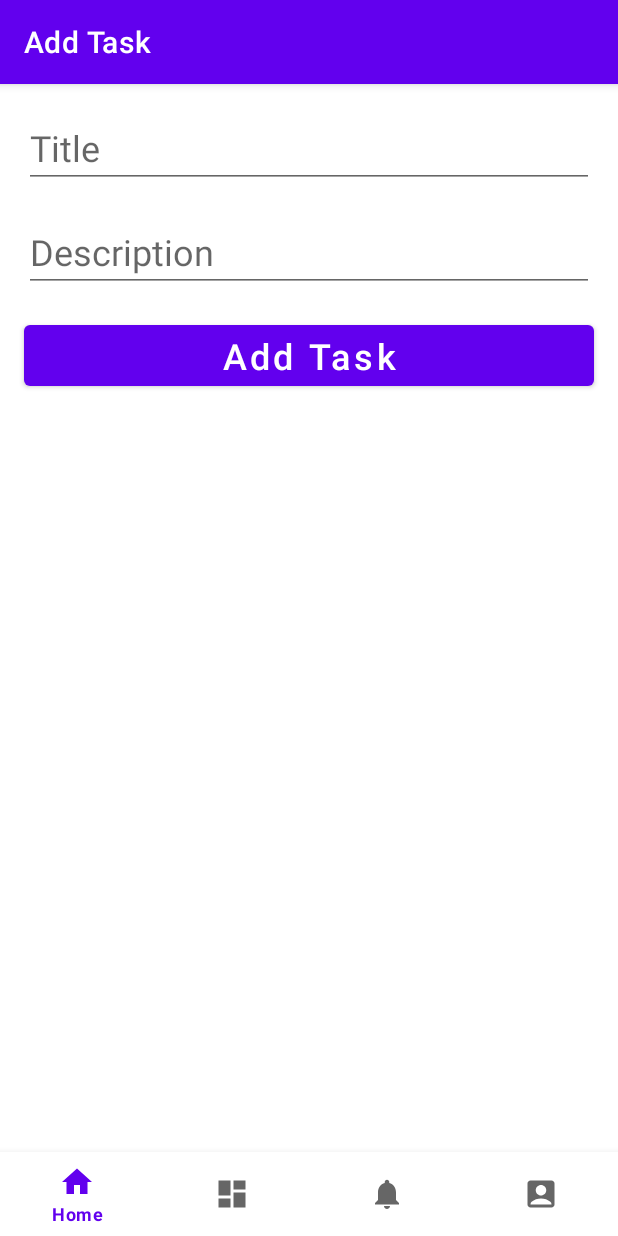
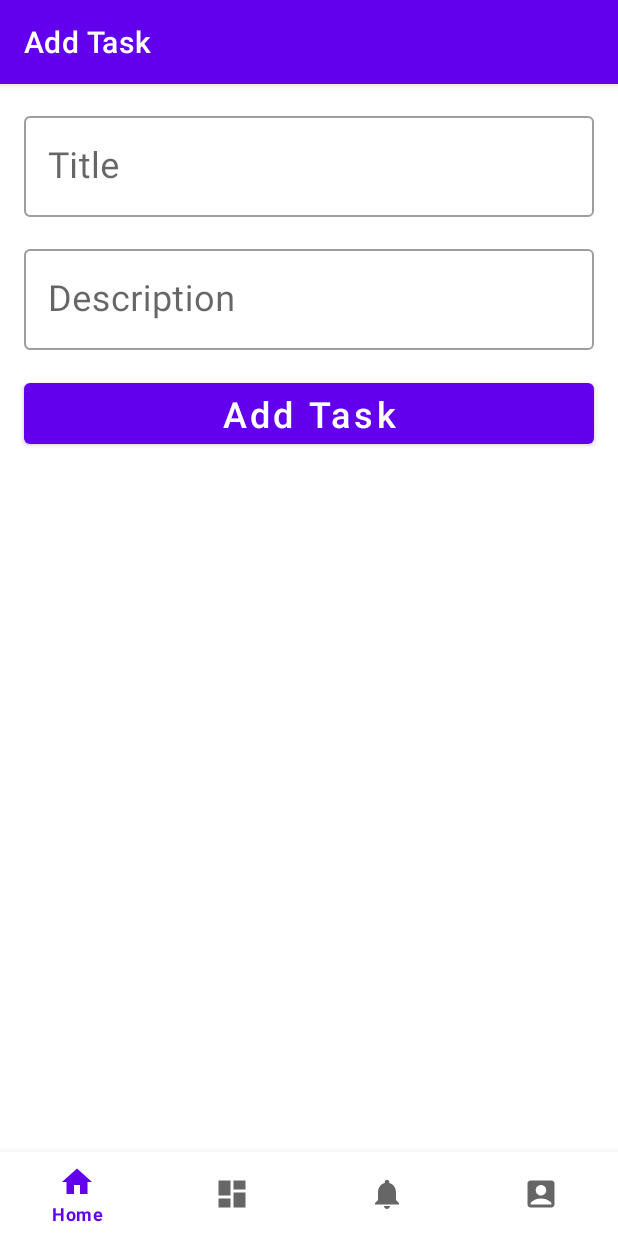
Before and after one commit to 888Andrey888/TaskManager_hw, an Android app: the HomeFragment screen opened directly, with no data from a screen before it, after a tap on an icon or button, on a phone screen of 412 x 824 dp. Run offline under Robolectric (Android 15) with nearby library versions, the phone set to English and light mode, and no system bars; our stand-ins replace Room's generated code, navigation-ui.

Commit message:
fulfilled hw4_5

```diff
--- a/app/build.gradle
+++ b/app/build.gradle
@@ -60,8 +60,6 @@ dependencies {
     implementation 'com.github.bumptech.glide:glide:4.15.1'
 
     //Android image cropper
-    //api 'com.theartofdev.edmodo:android-image-cropper:2.8.0'
-    //implementation("com.vanniktech:android-image-cropper:4.5.0")
     implementation 'com.github.dhaval2404:imagepicker:2.1'
     implementation "androidx.activity:activity-ktx:1.7.2"
     implementation "androidx.fragment:fragment-ktx:1.6.1"
--- a/app/src/main/java/com/example/taskmanager/data/local/Pref.kt
+++ b/app/src/main/java/com/example/taskmanager/data/local/Pref.kt
@@ -4,6 +4,7 @@ import android.content.Context
 import android.content.Context.MODE_PRIVATE
 
 class Pref(private val context: Context) {
+
     private val pref = context.getSharedPreferences(PREF_NAME, MODE_PRIVATE)
     fun isOnBoardingShowed(): Boolean {
         return pref.getBoolean(SHOWED_KEY, false)
@@ -17,11 +18,11 @@ class Pref(private val context: Context) {
         return pref.getString(PREF_IMG, "")
     }
 
-    fun setImage(url: String){
+    fun setImage(url: String) {
         pref.edit().putString(PREF_IMG, url).apply()
     }
 
-    fun setName(name: String){
+    fun setName(name: String) {
         pref.edit().putString(PREF_NAME, name).apply()
     }
 
--- a/app/src/main/java/com/example/taskmanager/model/OnBoarding.kt
+++ b/app/src/main/java/com/example/taskmanager/model/OnBoarding.kt
@@ -1,6 +1,4 @@
 package com.example.taskmanager.model
-
-import android.icu.text.CaseMap.Title
 
 data class OnBoarding(
     val title: String? = null,
--- a/app/src/main/java/com/example/taskmanager/ui/home/HomeFragment.kt
+++ b/app/src/main/java/com/example/taskmanager/ui/home/HomeFragment.kt
@@ -1,12 +1,11 @@
 package com.example.taskmanager.ui.home
 
 import android.app.AlertDialog
-import android.content.DialogInterface
 import android.os.Bundle
 import android.view.LayoutInflater
 import android.view.View
 import android.view.ViewGroup
-import android.widget.Toast
+import androidx.core.os.bundleOf
 import androidx.fragment.app.Fragment
 import androidx.navigation.fragment.findNavController
 import com.example.taskmanager.App
@@ -16,9 +15,10 @@ import com.example.taskmanager.model.Task
 import com.example.taskmanager.ui.task.TaskAdapter
 
 class HomeFragment : Fragment() {
+
     private var _binding: FragmentHomeBinding? = null
     private val binding get() = _binding!!
-    private val adapter = TaskAdapter(this::onClickItem)
+    private val adapter = TaskAdapter(this::onLongClickItem, this::onClickItem)
 
     override fun onCreateView(
         inflater: LayoutInflater,
@@ -31,30 +31,49 @@ class HomeFragment : Fragment() {
 
     override fun onViewCreated(view: View, savedInstanceState: Bundle?) {
         super.onViewCreated(view, savedInstanceState)
-        binding.recyclerView.adapter = adapter
-        val tasks = App.db.taskDao().getAll()
-        adapter.addTasks(tasks)
+        initRecyclerView()
+        initListeners()
+    }
+
+    private fun initListeners() {
         binding.fab.setOnClickListener {
             findNavController().navigate(R.id.taskFragment)
         }
     }
 
+    private fun initRecyclerView() {
+        binding.recyclerView.adapter = adapter
+        setData()
+    }
+
+    private fun onLongClickItem(task: Task) {
+        showAlertDialog(task)
+    }
+
     private fun onClickItem(task: Task) {
-        showAlertDialog(task)
+        findNavController().navigate(R.id.taskFragment, bundleOf(TASK_KEY to task))
     }
 
     private fun showAlertDialog(task: Task) {
         val alertDialog = AlertDialog.Builder(requireContext())
-        alertDialog.setTitle("Delete").setMessage("Delete this task?").setCancelable(true)
-            .setPositiveButton("Yes") { dialog, which ->
+        alertDialog.setTitle(getString(R.string.delete)).setMessage(getString(R.string.delete_message)).setCancelable(true)
+            .setPositiveButton(getString(R.string.yes)) { _, _ ->
                 App.db.taskDao().delete(task)
-                val tasks = App.db.taskDao().getAll()
-                adapter.addTasks(tasks)
-            }.setNegativeButton("No") { dialog, which -> }.show()
+                setData()
+            }.setNegativeButton(getString(R.string.no)) { _, _ -> }.show()
+    }
+
+    private fun setData() {
+        val tasks = App.db.taskDao().getAll()
+        adapter.addTasks(tasks)
     }
 
     override fun onDestroyView() {
         super.onDestroyView()
         _binding = null
     }
+
+    companion object{
+        const val TASK_KEY = "task.key"
+    }
 }
--- a/app/src/main/java/com/example/taskmanager/ui/onboarding/OnBoardingFragment.kt
+++ b/app/src/main/java/com/example/taskmanager/ui/onboarding/OnBoardingFragment.kt
@@ -12,6 +12,7 @@ import com.example.taskmanager.databinding.FragmentOnBoardingBinding
 import com.example.taskmanager.ui.onboarding.adapter.OnBoardingAdapter
 
 class OnBoardingFragment : Fragment() {
+
     private lateinit var binding: FragmentOnBoardingBinding
     private val adapter = OnBoardingAdapter(this::onClick)
     private val pref: Pref by lazy {
@@ -32,7 +33,7 @@ class OnBoardingFragment : Fragment() {
         binding.indicator.setViewPager(binding.viewpager)
     }
 
-    private fun onClick(){
+    private fun onClick() {
         pref.onBoardingShowed()
         findNavController().navigateUp()
     }
--- a/app/src/main/java/com/example/taskmanager/ui/task/TaskAdapter.kt
+++ b/app/src/main/java/com/example/taskmanager/ui/task/TaskAdapter.kt
@@ -7,10 +7,14 @@ import androidx.recyclerview.widget.RecyclerView.ViewHolder
 import com.example.taskmanager.databinding.ItemTaskBinding
 import com.example.taskmanager.model.Task
 
-class TaskAdapter (val onLongClickItem: (task: Task) -> Unit) : RecyclerView.Adapter<TaskAdapter.TaskViewHolder>() {
+class TaskAdapter(
+    val onLongClickItem: (task: Task) -> Unit,
+    val onClickItem: (task: Task) -> Unit
+) : RecyclerView.Adapter<TaskAdapter.TaskViewHolder>() {
+
     private val list = arrayListOf<Task>()
 
-    fun addTasks(tasks: List<Task>){
+    fun addTasks(tasks: List<Task>) {
         list.clear()
         list.addAll(tasks)
         notifyDataSetChanged()
@@ -33,13 +37,16 @@ class TaskAdapter (val onLongClickItem: (task: Task) -> Unit) : RecyclerView.Ada
     }
 
     inner class TaskViewHolder(private val binding: ItemTaskBinding) : ViewHolder(binding.root) {
-        fun bind(task: Task) = with(binding){
+        fun bind(task: Task) = with(binding) {
             tvTitle.text = task.title
             tvDesc.text = task.descriptor
             itemView.setOnLongClickListener {
                 onLongClickItem(task)
                 true
             }
+            itemView.setOnClickListener {
+                onClickItem(task)
+            }
         }
     }
 
--- a/app/src/main/java/com/example/taskmanager/ui/task/TaskFragment.kt
+++ b/app/src/main/java/com/example/taskmanager/ui/task/TaskFragment.kt
@@ -9,11 +9,15 @@ import androidx.core.os.bundleOf
 import androidx.fragment.app.setFragmentResult
 import androidx.navigation.fragment.findNavController
 import com.example.taskmanager.App
+import com.example.taskmanager.R
 import com.example.taskmanager.databinding.FragmentTaskBinding
 import com.example.taskmanager.model.Task
+import com.example.taskmanager.ui.home.HomeFragment.Companion.TASK_KEY
 
 class TaskFragment : Fragment() {
+
     private lateinit var binding: FragmentTaskBinding
+    private var task: Task? = null
 
     override fun onCreateView(
         inflater: LayoutInflater, container: ViewGroup?,
@@ -23,20 +27,37 @@ class TaskFragment : Fragment() {
         return binding.root
     }
 
-    override fun onViewCreated(view: View, savedInstanceState: Bundle?) {
+    override fun onViewCreated(view: View, savedInstanceState: Bundle?) = with(binding) {
         super.onViewCreated(view, savedInstanceState)
-        binding.btnAddTask.setOnClickListener {
-            val task = Task(
-                title = binding.etTitle.text.toString(),
-                descriptor = binding.etDesc.text.toString()
-            )
-            App.db.taskDao().insert(task)
+        task = arguments?.getSerializable(TASK_KEY) as Task?
+
+        if (task != null) {
+            etTitle.setText(task?.title)
+            etDesc.setText(task?.descriptor)
+            btnAddTask.text = getString(R.string.update)
+        }
+        btnAddTask.setOnClickListener {
+            if (task == null)
+                insertTaskInDb()
+            else
+                updateTaskInDb()
             findNavController().navigateUp()
         }
     }
 
-    companion object{
-        const val RESULT_REQUEST_KEY = "request.key"
-        const val RESULT_KEY = "result.key"
+    private fun updateTaskInDb() {
+        val data = task?.copy(
+            title = binding.etTitle.text.toString(),
+            descriptor = binding.etDesc.text.toString()
+        )
+        data?.let { App.db.taskDao().update(it) }
+    }
+
+    private fun insertTaskInDb() {
+        val task = Task(
+            title = binding.etTitle.text.toString(),
+            descriptor = binding.etDesc.text.toString()
+        )
+        App.db.taskDao().insert(task)
     }
 }
--- a/app/src/main/res/layout/fragment_task.xml
+++ b/app/src/main/res/layout/fragment_task.xml
@@ -3,26 +3,41 @@
     xmlns:tools="http://schemas.android.com/tools"
     android:layout_width="match_parent"
     android:layout_height="match_parent"
+    xmlns:app="http://schemas.android.com/apk/res-auto"
     android:orientation="vertical"
     tools:context=".ui.task.TaskFragment">
 
-    <EditText
-        android:id="@+id/et_title"
+    <com.google.android.material.textfield.TextInputLayout
+        android:id="@+id/til_title"
         android:layout_width="match_parent"
         android:layout_height="wrap_content"
+        android:hint="@string/title"
         android:layout_marginTop="@dimen/default_margin"
-        android:hint="@string/title"
-        android:textSize="@dimen/default_text_size"
-        android:layout_marginHorizontal="@dimen/default_margin"/>
+        android:layout_marginHorizontal="@dimen/default_margin"
+        style="@style/Widget.MaterialComponents.TextInputLayout.OutlinedBox">
 
-    <EditText
-        android:id="@+id/et_desc"
+        <com.google.android.material.textfield.TextInputEditText
+            android:id="@+id/et_title"
+            android:layout_width="match_parent"
+            android:layout_height="wrap_content"
+            android:textSize="@dimen/default_text_size" />
+    </com.google.android.material.textfield.TextInputLayout>
+
+    <com.google.android.material.textfield.TextInputLayout
+        android:id="@+id/til_desc"
         android:layout_width="match_parent"
         android:layout_height="wrap_content"
+        android:hint="@string/description"
         android:layout_marginTop="@dimen/default_margin"
-        android:hint="Description"
-        android:textSize="@dimen/default_text_size"
-        android:layout_marginHorizontal="@dimen/default_margin"/>
+        android:layout_marginHorizontal="@dimen/default_margin"
+        style="@style/Widget.MaterialComponents.TextInputLayout.OutlinedBox">
+
+        <com.google.android.material.textfield.TextInputEditText
+            android:id="@+id/et_desc"
+            android:layout_width="match_parent"
+            android:layout_height="wrap_content"
+            android:textSize="@dimen/default_text_size" />
+    </com.google.android.material.textfield.TextInputLayout>
 
     <Button
         android:id="@+id/btn_add_task"
--- a/app/src/main/res/values/strings.xml
+++ b/app/src/main/res/values/strings.xml
@@ -7,4 +7,10 @@
     <string name="title">Title</string>
     <string name="add_task">Add Task</string>
     <string name="profile">Profile</string>
+    <string name="delete">Delete</string>
+    <string name="delete_message">Delete this task?</string>
+    <string name="yes">Yes</string>
+    <string name="no">No</string>
+    <string name="update">Update</string>
+    <string name="description">Description</string>
 </resources>
```
Also changed, not shown: app/src/main/java/com/example/taskmanager/ui/profile/ProfileFragment.kt (+10 -7 lines), app/src/main/java/com/example/taskmanager/utils/AppTextWatcher.kt (deleted, +0 -14 lines).
